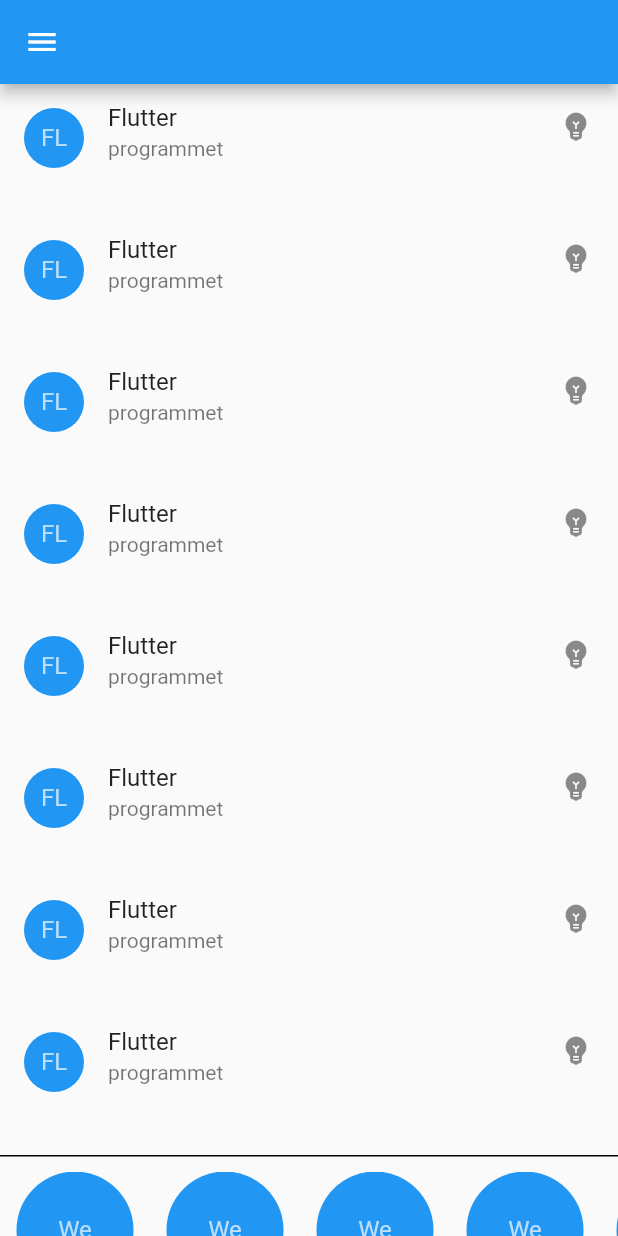
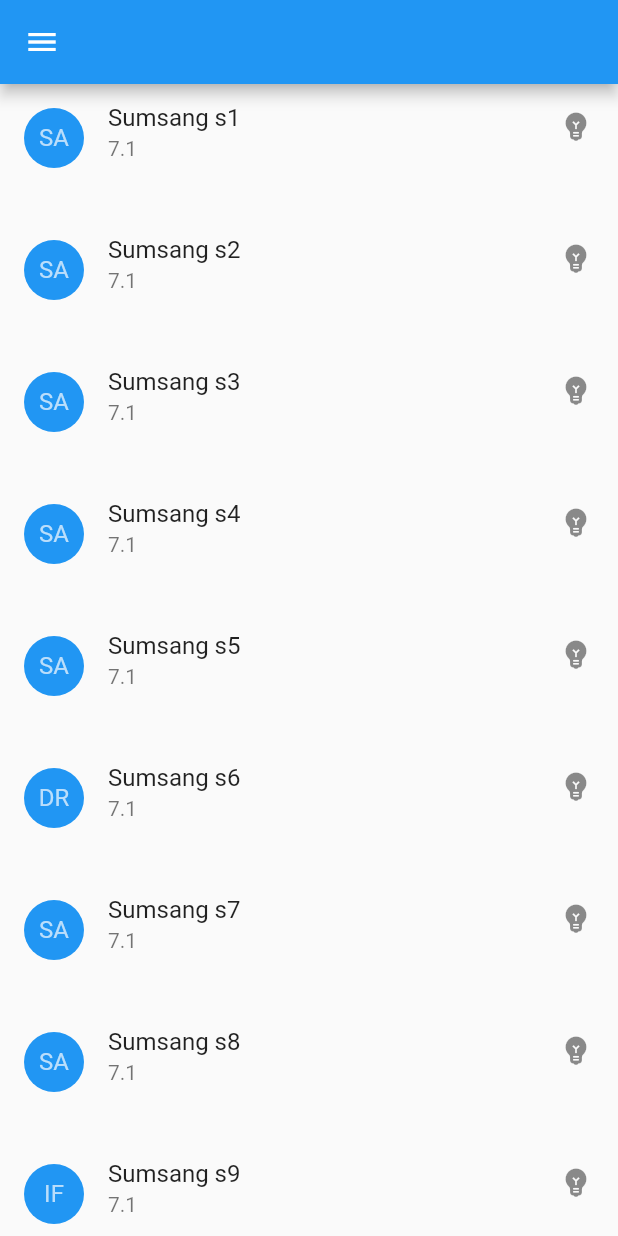
Before and after one commit to wejden7/Flutter_Tutorial, a Flutter app: the screen it shows after launch, on a phone screen of 412 x 824 dp. Run offline on Flutter 3.47's test engine with Material 2 defaults, Android fonts, the light colour scheme and no system bars.

Commit message:
ListView.builder

```diff
--- a/lib/NewPage/test.dart
+++ b/lib/NewPage/test.dart
@@ -6,166 +6,34 @@
 }
 
 class _TestState extends State<Test> {
-  String _sub = "New Project";
+  List mobile = [
+    {"name": "Sumsang s1", "screen": "7.1", "avatar": "SA"},
+    {"name": "Sumsang s2", "screen": "7.1", "avatar": "SA"},
+    {"name": "Sumsang s3", "screen": "7.1", "avatar": "SA"},
+    {"name": "Sumsang s4", "screen": "7.1", "avatar": "SA"},
+    {"name": "Sumsang s5", "screen": "7.1", "avatar": "SA"},
+    {"name": "Sumsang s6", "screen": "7.1", "avatar": "DR"},
+    {"name": "Sumsang s7", "screen": "7.1", "avatar": "SA"},
+    {"name": "Sumsang s8", "screen": "7.1", "avatar": "SA"},
+    {"name": "Sumsang s9", "screen": "7.1", "avatar": "IF"},
+    {"name": "Sumsang s10", "screen": "7.1", "avatar": "Ap"},
+  ];
   @override
   Widget build(BuildContext context) {
-    return ListView(
+    return ListView.builder(
         physics: BouncingScrollPhysics(),
-      primary: false,
-      scrollDirection: Axis.vertical,
-      children: [
-        ListTile(
+        itemCount: mobile.length,
+        itemBuilder: (context, i) {
+          return ListTile(
             leading: CircleAvatar(
               backgroundColor: Colors.blue,
-            child: Text("FL"),
+              child: Text(mobile[i]["avatar"]),
             ),
-          title: Text("Flutter"),
-          subtitle: Text("programmet"),
+            title: Text(mobile[i]["name"]),
+            subtitle: Text(mobile[i]["screen"]),
             trailing: Icon(Icons.emoji_objects_rounded),
             isThreeLine: true,
-        ),
-        ListTile(
-          leading: CircleAvatar(
-            backgroundColor: Colors.blue,
-            child: Text("FL"),
-          ),
-          title: Text("Flutter"),
-          subtitle: Text("programmet"),
-          trailing: Icon(Icons.emoji_objects_rounded),
-          isThreeLine: true,
-        ),
-        ListTile(
-          leading: CircleAvatar(
-            backgroundColor: Colors.blue,
-            child: Text("FL"),
-          ),
-          title: Text("Flutter"),
-          subtitle: Text("programmet"),
-          trailing: Icon(Icons.emoji_objects_rounded),
-          isThreeLine: true,
-        ),
-        ListTile(
-          leading: CircleAvatar(
-            backgroundColor: Colors.blue,
-            child: Text("FL"),
-          ),
-          title: Text("Flutter"),
-          subtitle: Text("programmet"),
-          trailing: Icon(Icons.emoji_objects_rounded),
-          isThreeLine: true,
-        ),
-        ListTile(
-          leading: CircleAvatar(
-            backgroundColor: Colors.blue,
-            child: Text("FL"),
-          ),
-          title: Text("Flutter"),
-          subtitle: Text("programmet"),
-          trailing: Icon(Icons.emoji_objects_rounded),
-          isThreeLine: true,
-        ),
-        ListTile(
-          leading: CircleAvatar(
-            backgroundColor: Colors.blue,
-            child: Text("FL"),
-          ),
-          title: Text("Flutter"),
-          subtitle: Text("programmet"),
-          trailing: Icon(Icons.emoji_objects_rounded),
-          isThreeLine: true,
-        ),
-        ListTile(
-          leading: CircleAvatar(
-            backgroundColor: Colors.blue,
-            child: Text("FL"),
-          ),
-          title: Text("Flutter"),
-          subtitle: Text("programmet"),
-          trailing: Icon(Icons.emoji_objects_rounded),
-          isThreeLine: true,
-        ),
-        ListTile(
-          leading: CircleAvatar(
-            backgroundColor: Colors.blue,
-            child: Text("FL"),
-          ),
-          title: Text("Flutter"),
-          subtitle: Text("programmet"),
-          trailing: Icon(Icons.emoji_objects_rounded),
-          isThreeLine: true,
-        ),
-        Container(
-          margin: EdgeInsets.symmetric(vertical: 10),
-          padding: EdgeInsets.symmetric(vertical: 10),
-          decoration: BoxDecoration(
-            border: Border.symmetric(
-                horizontal: BorderSide(color: Colors.black, width: 1)),
-          ),
-          height: 100,
-          child: ListView(
-            physics: BouncingScrollPhysics(),
-            primary: false,
-            scrollDirection: Axis.horizontal,
-            children: [
-              CircleAvatar(
-                backgroundColor: Colors.blue,
-                child: Text("We"),
-                radius: 50,
-              ),
-              CircleAvatar(
-                backgroundColor: Colors.blue,
-                child: Text("We"),
-                radius: 50,
-              ),
-              CircleAvatar(
-                backgroundColor: Colors.blue,
-                child: Text("We"),
-                radius: 50,
-              ),
-              CircleAvatar(
-                backgroundColor: Colors.blue,
-                child: Text("We"),
-                radius: 50,
-              ),
-              CircleAvatar(
-                backgroundColor: Colors.blue,
-                child: Text("We"),
-                radius: 50,
-              ),
-              CircleAvatar(
-                backgroundColor: Colors.blue,
-                child: Text("We"),
-                radius: 50,
-              ),
-              CircleAvatar(
-                backgroundColor: Colors.blue,
-                child: Text("We"),
-                radius: 50,
-              ),
-            ],
-          ),
-        ),
-        ListTile(
-          leading: CircleAvatar(
-            backgroundColor: Colors.blue,
-            child: Text("FL"),
-          ),
-          title: Text("Flutter"),
-          subtitle: Text("programmet"),
-          trailing: Icon(Icons.emoji_objects_rounded),
-          isThreeLine: true,
-        ),
-        ListTile(
-          leading: CircleAvatar(
-            backgroundColor: Colors.blue,
-            child: Text("FL"),
-          ),
-          title: Text("Flutter"),
-          subtitle: Text("programmet"),
-          trailing: Icon(Icons.emoji_objects_rounded),
-          isThreeLine: true,
-        ),
-      ],
           );
+        });
   }
 }
```
Lines whose indentation alone changed are shown as unchanged.
